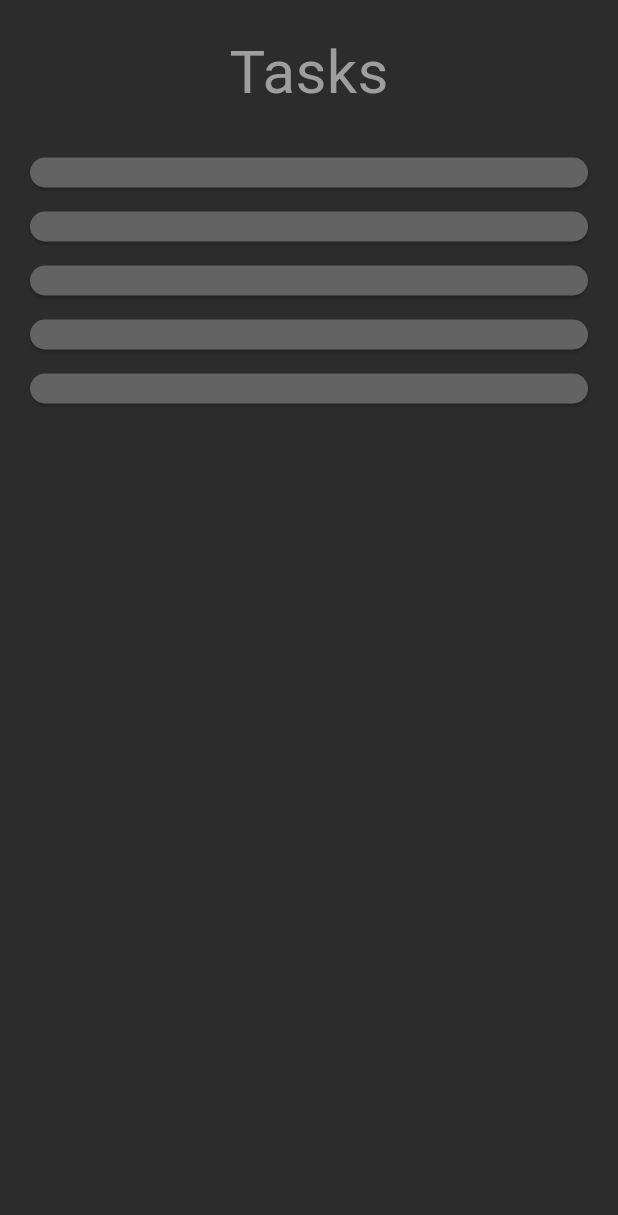
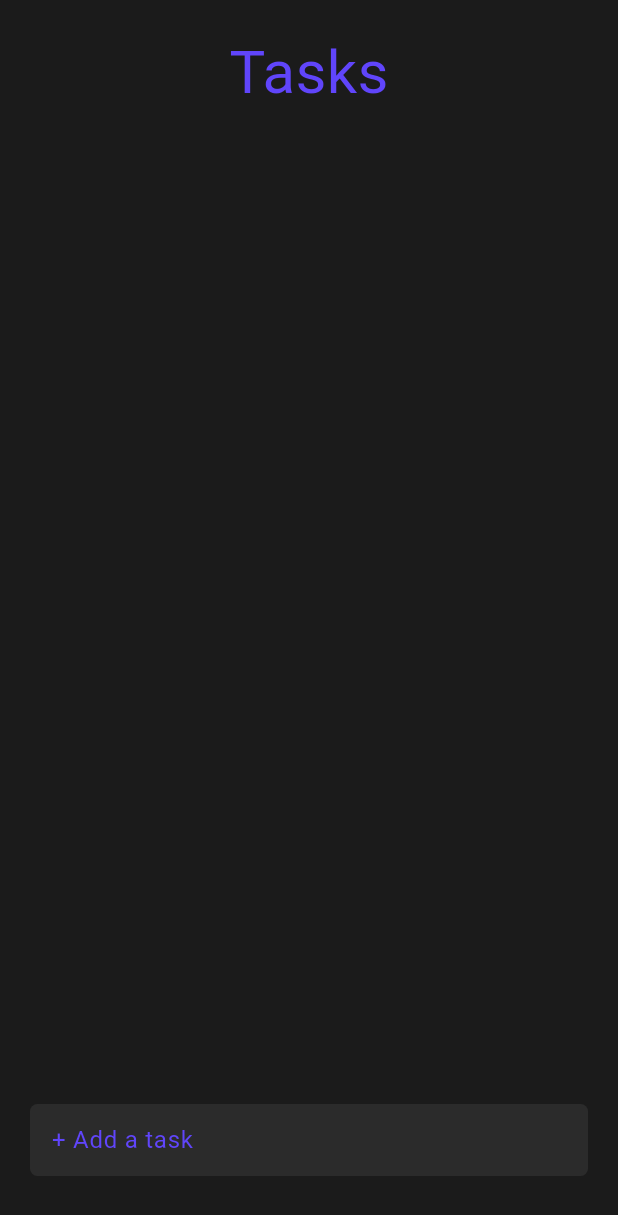
Before and after one commit to MRBRINE01/todo-list-flutter, a Flutter app: the HomeScreen screen opened directly, on a phone screen of 412 x 824 dp. Shown: the top 1215 px of the screen. Run offline on Flutter 3.47's test engine with Material 3 defaults, Android fonts, the phone set to English and light mode, and no system bars.

Commit message:
home page add task bottom bar

```diff
--- a/frontend/todo_list/lib/repositories/new_list_repo.dart
+++ b/frontend/todo_list/lib/repositories/new_list_repo.dart
@@ -10,7 +10,7 @@ class NewListRepo {
     var parsedResponse;
 
     final response = await http.post(
-      Uri.parse(Constants.baseUrl + "/newList"),
+      Uri.parse("${Constants.baseUrl}/newList"),
       headers: {
         "Content-Type": "application/json",
       },
--- a/frontend/todo_list/lib/views/home_screen.dart
+++ b/frontend/todo_list/lib/views/home_screen.dart
@@ -8,41 +8,101 @@ class HomeScreen extends StatefulWidget {
 }
 
 class _HomeScreenState extends State<HomeScreen> {
-  List<bool> selectedTasks =
-      List.generate(5, (index) => false); // Track selection for each task
+final TextEditingController taskController = TextEditingController();
+ List<String> task = [];
+
+ void addTask() {
+      setState(() {
+        task.add(taskController.text.trim());
+        taskController.clear();
+      });
+  }
+
+
 
   @override
   Widget build(BuildContext context) {
     return Scaffold(
       body: Padding(
         padding: const EdgeInsets.all(20),
+        child: Stack(
+          children: [
+            Positioned.fill(
               child: Column(
                 children: [
                   Text(
                     "Tasks",
                     style: TextStyle(
                       fontSize: 40,
-                color: Colors.grey,
+                      color: const Color.fromARGB(255, 96, 69, 251)
                     ),
                   ),
-            const SizedBox(height: 20), // Add spacing
+                  const SizedBox(height: 15),
                   Expanded(
                     child: ListView.builder(
-                itemCount: 5, // 5 tasks
+                      physics: BouncingScrollPhysics(),
+                      itemCount: task.length,
                       itemBuilder: (context, index) {
                         return Card(
-                    color: const Color.fromARGB(255, 99, 99, 99),
-                    margin: const EdgeInsets.symmetric(vertical: 8),
+                          shape: RoundedRectangleBorder(
+                            borderRadius: BorderRadius.circular(5),
+                          ),
+                          color: Theme.of(context).colorScheme.primary,
+                          margin: const EdgeInsets.symmetric(vertical: 3),
                           child: Padding(
-                      padding: const EdgeInsets.all(10),
+                            padding: const EdgeInsets.all(15),
                             child: Row(
                               children: [
-                          // Image(image: )
+                            //     Checkbox(
+                            //   value: ,
+                            //   onChanged: ;
+                            //   },
+                            // ),
+                                Text(task[index], style: TextStyle(color: Colors.white),
+                                ),
                               ],
                             ),
                           ),
                         );
                       },
+                    ),
+                  ),
+                  SizedBox(height: 80,)
+                ],
+              ),
+            ),
+            Align(
+              alignment: Alignment.bottomCenter,
+              child: SizedBox(
+                width: double.infinity,
+                child: Row(
+                  children: [
+                    Expanded(
+                      child: Container(
+                        margin: const EdgeInsets.only(
+
+                          bottom: 20,
+                        ),
+                        decoration: BoxDecoration(
+                          color: Theme.of(context).colorScheme.primary,
+                          borderRadius: BorderRadius.circular(5),
+                        ),
+                        child: TextField(
+                          controller: taskController,
+                          style: const TextStyle(color: Colors.white),
+                          decoration: InputDecoration(
+                            hintText: ' + Add a task',
+                            hintStyle: TextStyle(color: const Color.fromARGB(255, 96, 69, 251)),
+                            border: InputBorder.none,
+                            contentPadding: EdgeInsets.symmetric(horizontal: 10),
+                          ),
+                          onSubmitted: (value) => addTask()
+                        ),
+
+                      ),
+                    ),
+                  ],
+                ),
               ),
             ),
           ],
--- a/frontend/todo_list/lib/views/left_panel.dart
+++ b/frontend/todo_list/lib/views/left_panel.dart
@@ -17,7 +17,7 @@ class _LeftPanelState extends State<LeftPanel> {
     "Tasks"
   ];
 
-  NewListRepo newListRepo = new NewListRepo();
+  NewListRepo newListRepo = NewListRepo();
 
   @override
   Widget build(BuildContext context) {
```
Also changed, not shown: frontend/todo_list/lib/main.dart (+6 -5 lines). Lines whose indentation alone changed are shown as unchanged.
